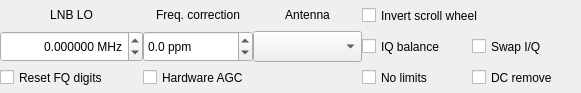
Qt form src/qtgui/dockinputctl.ui (shawnj007/gqrx-touch) before a commit.
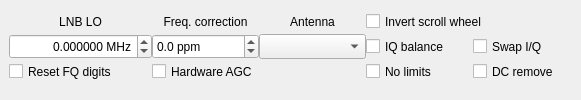
The same form after that commit. Icons and pictures are not drawn.

Diff of the .ui file:
```diff
--- a/src/qtgui/dockinputctl.ui
+++ b/src/qtgui/dockinputctl.ui
@@ -7,7 +7,7 @@
     <x>0</x>
     <y>0</y>
     <width>581</width>
-    <height>93</height>
+    <height>100</height>
    </rect>
   </property>
   <property name="sizePolicy">
@@ -19,12 +19,12 @@
   <property name="minimumSize">
    <size>
     <width>581</width>
-    <height>93</height>
+    <height>100</height>
    </size>
   </property>
   <property name="maximumSize">
    <size>
-    <width>16777215</width>
+    <width>524287</width>
     <height>440</height>
    </size>
   </property>
@@ -45,7 +45,13 @@
    <string>Input controls</string>
   </property>
   <widget class="QWidget" name="dockWidgetContents">
-   <layout class="QVBoxLayout" name="verticalLayout">
+   <property name="minimumSize">
+    <size>
+     <width>581</width>
+     <height>81</height>
+    </size>
+   </property>
+   <layout class="QVBoxLayout" name="verticalLayout" stretch="0,1">
     <property name="spacing">
      <number>0</number>
     </property>
@@ -62,9 +68,22 @@
      <number>0</number>
     </property>
     <item>
+     <widget class="QFrame" name="frame_input">
+      <property name="minimumSize">
+       <size>
+        <width>581</width>
+        <height>78</height>
+       </size>
+      </property>
+      <property name="maximumSize">
+       <size>
+        <width>16777215</width>
+        <height>16777215</height>
+       </size>
+      </property>
      <layout class="QGridLayout" name="gridLayout_7">
       <property name="rightMargin">
-       <number>0</number>
+        <number>1</number>
       </property>
       <property name="spacing">
        <number>0</number>
@@ -72,7 +91,7 @@
       <item row="2" column="0">
        <widget class="QDoubleSpinBox" name="lnbSpinBox">
         <property name="sizePolicy">
-         <sizepolicy hsizetype="MinimumExpanding" vsizetype="MinimumExpanding">
+          <sizepolicy hsizetype="MinimumExpanding" vsizetype="Preferred">
           <horstretch>0</horstretch>
           <verstretch>0</verstretch>
          </sizepolicy>
@@ -80,7 +99,13 @@
         <property name="minimumSize">
          <size>
           <width>0</width>
-          <height>0</height>
+           <height>25</height>
+          </size>
+         </property>
+         <property name="maximumSize">
+          <size>
+           <width>16777215</width>
+           <height>16777215</height>
          </size>
         </property>
         <property name="toolTip">
@@ -109,7 +134,7 @@
       <item row="0" column="0">
        <widget class="QLabel" name="lnbLabel">
         <property name="sizePolicy">
-         <sizepolicy hsizetype="MinimumExpanding" vsizetype="MinimumExpanding">
+          <sizepolicy hsizetype="MinimumExpanding" vsizetype="Preferred">
           <horstretch>0</horstretch>
           <verstretch>0</verstretch>
          </sizepolicy>
@@ -117,13 +142,13 @@
         <property name="minimumSize">
          <size>
           <width>0</width>
-          <height>0</height>
+           <height>25</height>
          </size>
         </property>
         <property name="maximumSize">
          <size>
           <width>16777215</width>
-          <height>20</height>
+           <height>16777215</height>
          </size>
         </property>
         <property name="text">
@@ -140,7 +165,7 @@
       <item row="2" column="1">
        <widget class="QDoubleSpinBox" name="freqCorrSpinBox">
         <property name="sizePolicy">
-         <sizepolicy hsizetype="MinimumExpanding" vsizetype="MinimumExpanding">
+          <sizepolicy hsizetype="MinimumExpanding" vsizetype="Preferred">
           <horstretch>0</horstretch>
           <verstretch>0</verstretch>
          </sizepolicy>
@@ -148,7 +173,13 @@
         <property name="minimumSize">
          <size>
           <width>0</width>
-          <height>0</height>
+           <height>25</height>
+          </size>
+         </property>
+         <property name="maximumSize">
+          <size>
+           <width>16777215</width>
+           <height>16777215</height>
          </size>
         </property>
         <property name="suffix">
@@ -171,7 +202,7 @@
       <item row="0" column="1">
        <widget class="QLabel" name="freqCorrLabel">
         <property name="sizePolicy">
-         <sizepolicy hsizetype="MinimumExpanding" vsizetype="MinimumExpanding">
+          <sizepolicy hsizetype="MinimumExpanding" vsizetype="Preferred">
           <horstretch>0</horstretch>
           <verstretch>0</verstretch>
          </sizepolicy>
@@ -179,13 +210,13 @@
         <property name="minimumSize">
          <size>
           <width>0</width>
-          <height>0</height>
+           <height>25</height>
          </size>
         </property>
         <property name="maximumSize">
          <size>
           <width>16777215</width>
-          <height>20</height>
+           <height>16777215</height>
          </size>
         </property>
         <property name="text">
@@ -199,7 +230,7 @@
       <item row="2" column="2">
        <widget class="QComboBox" name="antSelector">
         <property name="sizePolicy">
-         <sizepolicy hsizetype="MinimumExpanding" vsizetype="MinimumExpanding">
+          <sizepolicy hsizetype="MinimumExpanding" vsizetype="Preferred">
           <horstretch>0</horstretch>
           <verstretch>0</verstretch>
          </sizepolicy>
@@ -207,7 +238,13 @@
         <property name="minimumSize">
          <size>
           <width>0</width>
-          <height>0</height>
+           <height>25</height>
+          </size>
+         </property>
+         <property name="maximumSize">
+          <size>
+           <width>16777215</width>
+           <height>16777215</height>
          </size>
         </property>
         <property name="toolTip">
@@ -218,7 +255,7 @@
       <item row="0" column="2">
        <widget class="QLabel" name="antSelectorLabel">
         <property name="sizePolicy">
-         <sizepolicy hsizetype="MinimumExpanding" vsizetype="MinimumExpanding">
+          <sizepolicy hsizetype="MinimumExpanding" vsizetype="Preferred">
           <horstretch>0</horstretch>
           <verstretch>0</verstretch>
          </sizepolicy>
@@ -226,13 +263,13 @@
         <property name="minimumSize">
          <size>
           <width>0</width>
-          <height>0</height>
+           <height>25</height>
          </size>
         </property>
         <property name="maximumSize">
          <size>
           <width>16777215</width>
-          <height>20</height>
+           <height>16777215</height>
          </size>
         </property>
         <property name="toolTip">
@@ -249,7 +286,7 @@
       <item row="3" column="0">
        <widget class="QCheckBox" name="freqCtrlResetButton">
         <property name="sizePolicy">
-         <sizepolicy hsizetype="MinimumExpanding" vsizetype="MinimumExpanding">
+          <sizepolicy hsizetype="MinimumExpanding" vsizetype="Preferred">
           <horstretch>0</horstretch>
           <verstretch>0</verstretch>
          </sizepolicy>
@@ -257,7 +294,13 @@
         <property name="minimumSize">
          <size>
           <width>0</width>
-          <height>0</height>
+           <height>25</height>
+          </size>
+         </property>
+         <property name="maximumSize">
+          <size>
+           <width>16777215</width>
+           <height>16777215</height>
          </size>
         </property>
         <property name="toolTip">
@@ -271,7 +314,7 @@
       <item row="3" column="1">
        <widget class="QCheckBox" name="agcButton">
         <property name="sizePolicy">
-         <sizepolicy hsizetype="MinimumExpanding" vsizetype="MinimumExpanding">
+          <sizepolicy hsizetype="MinimumExpanding" vsizetype="Preferred">
           <horstretch>0</horstretch>
           <verstretch>0</verstretch>
          </sizepolicy>
@@ -279,7 +322,13 @@
         <property name="minimumSize">
          <size>
           <width>0</width>
-          <height>0</height>
+           <height>25</height>
+          </size>
+         </property>
+         <property name="maximumSize">
+          <size>
+           <width>16777215</width>
+           <height>16777215</height>
          </size>
         </property>
         <property name="toolTip">
@@ -293,7 +342,7 @@
       <item row="2" column="3">
        <widget class="QCheckBox" name="iqBalanceButton">
         <property name="sizePolicy">
-         <sizepolicy hsizetype="MinimumExpanding" vsizetype="MinimumExpanding">
+          <sizepolicy hsizetype="MinimumExpanding" vsizetype="Preferred">
           <horstretch>0</horstretch>
           <verstretch>0</verstretch>
          </sizepolicy>
@@ -301,7 +350,13 @@
         <property name="minimumSize">
          <size>
           <width>0</width>
-          <height>0</height>
+           <height>25</height>
+          </size>
+         </property>
+         <property name="maximumSize">
+          <size>
+           <width>16777215</width>
+           <height>16777215</height>
          </size>
         </property>
         <property name="toolTip">
@@ -315,7 +370,7 @@
       <item row="2" column="4">
        <widget class="QCheckBox" name="iqSwapButton">
         <property name="sizePolicy">
-         <sizepolicy hsizetype="MinimumExpanding" vsizetype="MinimumExpanding">
+          <sizepolicy hsizetype="MinimumExpanding" vsizetype="Preferred">
           <horstretch>0</horstretch>
           <verstretch>0</verstretch>
          </sizepolicy>
@@ -323,7 +378,13 @@
         <property name="minimumSize">
          <size>
           <width>0</width>
-          <height>0</height>
+           <height>25</height>
+          </size>
+         </property>
+         <property name="maximumSize">
+          <size>
+           <width>16777215</width>
+           <height>16777215</height>
          </size>
         </property>
         <property name="toolTip">
@@ -340,7 +401,7 @@
       <item row="0" column="3" colspan="2">
        <widget class="QCheckBox" name="invertScrollingButton">
         <property name="sizePolicy">
-         <sizepolicy hsizetype="MinimumExpanding" vsizetype="MinimumExpanding">
+          <sizepolicy hsizetype="MinimumExpanding" vsizetype="Preferred">
           <horstretch>0</horstretch>
           <verstretch>0</verstretch>
          </sizepolicy>
@@ -348,7 +409,13 @@
         <property name="minimumSize">
          <size>
           <width>0</width>
-          <height>0</height>
+           <height>25</height>
+          </size>
+         </property>
+         <property name="maximumSize">
+          <size>
+           <width>16777215</width>
+           <height>16777215</height>
          </size>
         </property>
         <property name="text">
@@ -359,7 +426,7 @@
       <item row="3" column="3">
        <widget class="QCheckBox" name="ignoreButton">
         <property name="sizePolicy">
-         <sizepolicy hsizetype="MinimumExpanding" vsizetype="MinimumExpanding">
+          <sizepolicy hsizetype="MinimumExpanding" vsizetype="Preferred">
           <horstretch>0</horstretch>
           <verstretch>0</verstretch>
          </sizepolicy>
@@ -367,7 +434,13 @@
         <property name="minimumSize">
          <size>
           <width>0</width>
-          <height>0</height>
+           <height>25</height>
+          </size>
+         </property>
+         <property name="maximumSize">
+          <size>
+           <width>16777215</width>
+           <height>16777215</height>
          </size>
         </property>
         <property name="toolTip">
@@ -381,7 +454,7 @@
       <item row="3" column="4">
        <widget class="QCheckBox" name="dcCancelButton">
         <property name="sizePolicy">
-         <sizepolicy hsizetype="MinimumExpanding" vsizetype="MinimumExpanding">
+          <sizepolicy hsizetype="MinimumExpanding" vsizetype="Preferred">
           <horstretch>0</horstretch>
           <verstretch>0</verstretch>
          </sizepolicy>
@@ -389,7 +462,13 @@
         <property name="minimumSize">
          <size>
           <width>0</width>
-          <height>0</height>
+           <height>25</height>
+          </size>
+         </property>
+         <property name="maximumSize">
+          <size>
+           <width>16777215</width>
+           <height>16777215</height>
          </size>
         </property>
         <property name="toolTip">
@@ -401,6 +480,20 @@
        </widget>
       </item>
      </layout>
+     </widget>
+    </item>
+    <item>
+     <spacer name="verticalSpacer">
+      <property name="orientation">
+       <enum>Qt::Vertical</enum>
+      </property>
+      <property name="sizeHint" stdset="0">
+       <size>
+        <width>20</width>
+        <height>0</height>
+       </size>
+      </property>
+     </spacer>
     </item>
    </layout>
   </widget>
```
Lines whose indentation alone changed are shown as unchanged.
